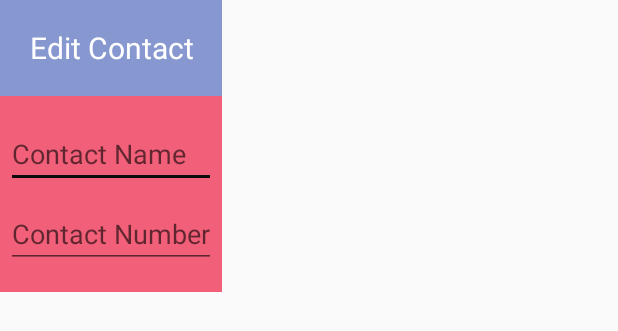
After one commit to ashispnayak/Traahi, an Android app: the layout edit_contact_dialog.xml on its own in the app's theme, with its tools: preview values and no code run, on a phone screen of 412 x 824 dp. The commit adds this screen. Shown: the top 331 px of the screen. Run offline under Robolectric (Android 15) with nearby library versions, the phone set to English and light mode, and no system bars.

Commit message:
Contacts Activity popupmenu added and edit working correctly

```diff
--- a/app/src/main/java/com/invincix/khanam/ContactsAdapter.java
+++ b/app/src/main/java/com/invincix/khanam/ContactsAdapter.java
@@ -50,6 +50,8 @@ public class ContactsAdapter extends BaseAdapter {
     public Object getItem(int position) {
         return null;
     }
+
+
 
     // 5
     @Override
--- /dev/null
+++ b/app/src/main/res/layout/edit_contact_dialog.xml
@@ -0,0 +1,38 @@
+<LinearLayout xmlns:android="http://schemas.android.com/apk/res/android"
+    android:orientation="vertical"
+    android:layout_width="wrap_content"
+    android:layout_height="wrap_content"
+    android:background="#F15F79">
+
+    <TextView
+        android:layout_width="match_parent"
+        android:layout_height="64dp"
+        android:id="@+id/dialog_title"
+        android:text="Edit Contact"
+        android:textColor="#ffffff"
+        android:gravity="center"
+        android:textSize="20sp"
+        android:background="#8798d1"
+        />
+    <EditText
+        android:id="@+id/contactname"
+        android:inputType="textPersonName"
+        android:layout_width="match_parent"
+        android:layout_height="wrap_content"
+        android:layout_marginTop="16dp"
+        android:layout_marginLeft="4dp"
+        android:layout_marginRight="4dp"
+        android:layout_marginBottom="4dp"
+        android:hint="Contact Name" />
+    <EditText
+        android:id="@+id/contactnumber"
+        android:inputType="number"
+        android:layout_width="match_parent"
+        android:layout_height="wrap_content"
+        android:layout_marginTop="4dp"
+        android:layout_marginLeft="4dp"
+        android:layout_marginRight="4dp"
+        android:layout_marginBottom="16dp"
+        android:fontFamily="sans-serif"
+        android:hint="Contact Number"/>
+</LinearLayout>
--- a/app/src/main/res/values/styles.xml
+++ b/app/src/main/res/values/styles.xml
@@ -7,7 +7,6 @@
         <item name="colorPrimary">@color/colorPrimary</item>
         <item name="colorPrimaryDark">@color/colorPrimaryDark</item>
         <item name="colorAccent">@color/colorAccent</item>
-        <item name="drawerArrowStyle">@style/DrawerArrowStyle</item>
         <item name="android:actionMenuTextColor">@color/bgcolor</item>
         <item name="actionOverflowButtonStyle">@style/DotsDarkTheme</item>
         <item name="windowActionBarOverlay">true</item>
@@ -20,17 +19,7 @@
     </style>
 
 
-    <!-- changes overflow menu icon color -->
-    <style name="DotsDarkTheme" parent="@style/Widget.AppCompat.ActionButton.Overflow" >
-        <item name="android:tint">@color/toolbarcolor</item>
-    </style>
 
-
-    <!-- changes communicate item icon color -->
-    <style name="communicatecolor">
-        <item name="android:textColor">#fdfdfd</item>
-        <item name="android:textSize">20sp</item>
-    </style>
 
     <!-- Alert Dialog style-->
     <style name="MyAlertDialogStyle" parent="Theme.AppCompat.Light.Dialog.Alert">
@@ -43,9 +32,9 @@
         <item name="android:background">#8798d1</item>
     </style>
 
-    <!-- changes drawer icon color -->
-    <style name="DrawerArrowStyle" parent="Widget.AppCompat.DrawerArrowToggle">
-        <item name="color">@color/toolbarcolor</item>
+    <!-- changes overflow menu icon color -->
+    <style name="DotsDarkTheme" parent="@style/Widget.AppCompat.ActionButton.Overflow" >
+        <item name="android:tint">@color/toolbarcolor</item>
     </style>
 
     <style name="TransparentToolbar" parent="@style/ThemeOverlay.AppCompat.Dark.ActionBar">
```
Also changed, not shown: app/src/main/java/com/invincix/khanam/AddContacts.java (+67 -14 lines), app/src/main/java/com/invincix/khanam/MainActivity.java (+0 -13 lines), app/src/main/res/menu/main.xml (deleted, +0 -9 lines), app/src/main/res/menu/menu_grid.xml (added, +15 -0 lines).
